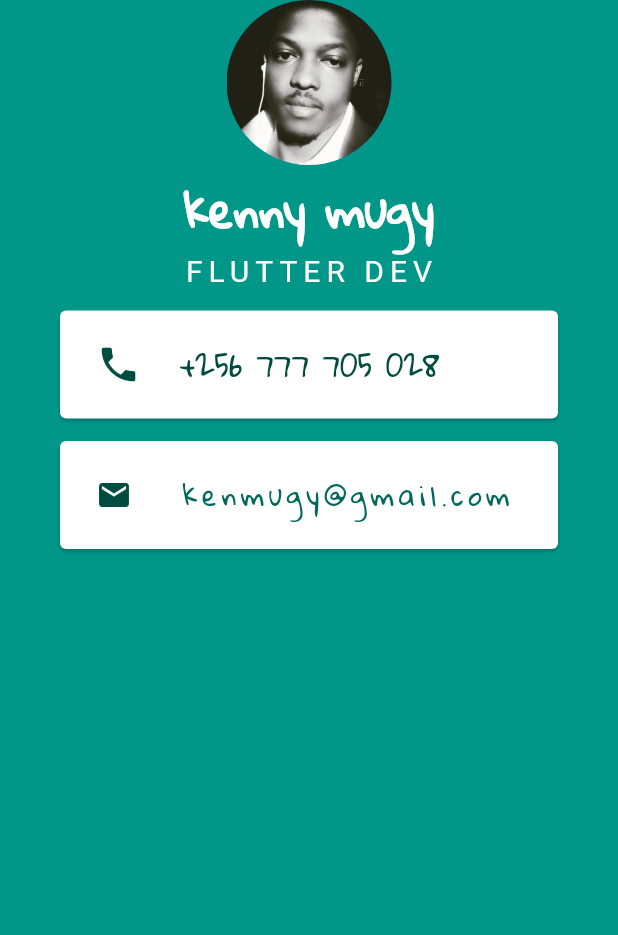
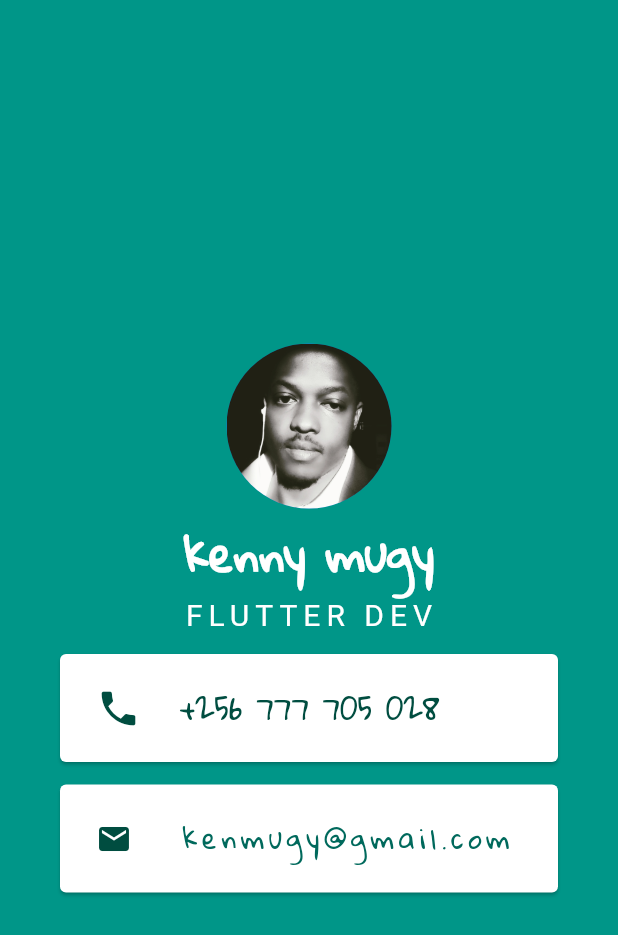
Before and after one commit to kenmugy/flutter-profile-card, a Flutter app: the screen it shows after launch, on a phone screen of 412 x 824 dp. Shown: the top 935 px of the screen. Run offline on Flutter 3.47's test engine with Material 2 defaults, Android fonts, the phone set to English and light mode, and no system bars.

Commit message:
Center content along main axis of Column widget

```diff
--- a/lib/main.dart
+++ b/lib/main.dart
@@ -9,8 +9,8 @@ class MyApp extends StatelessWidget {
       home: Scaffold(
         backgroundColor: Colors.teal,
         body: SafeArea(
-          child: Center(
           child: Column(
+            mainAxisAlignment: MainAxisAlignment.center,
             children: <Widget>[
               CircleAvatar(
                 radius: 55.0,
@@ -63,7 +63,6 @@ class MyApp extends StatelessWidget {
           ),
         ),
       ),
-      ),
     );
   }
 }
```
Lines whose indentation alone changed are shown as unchanged.
